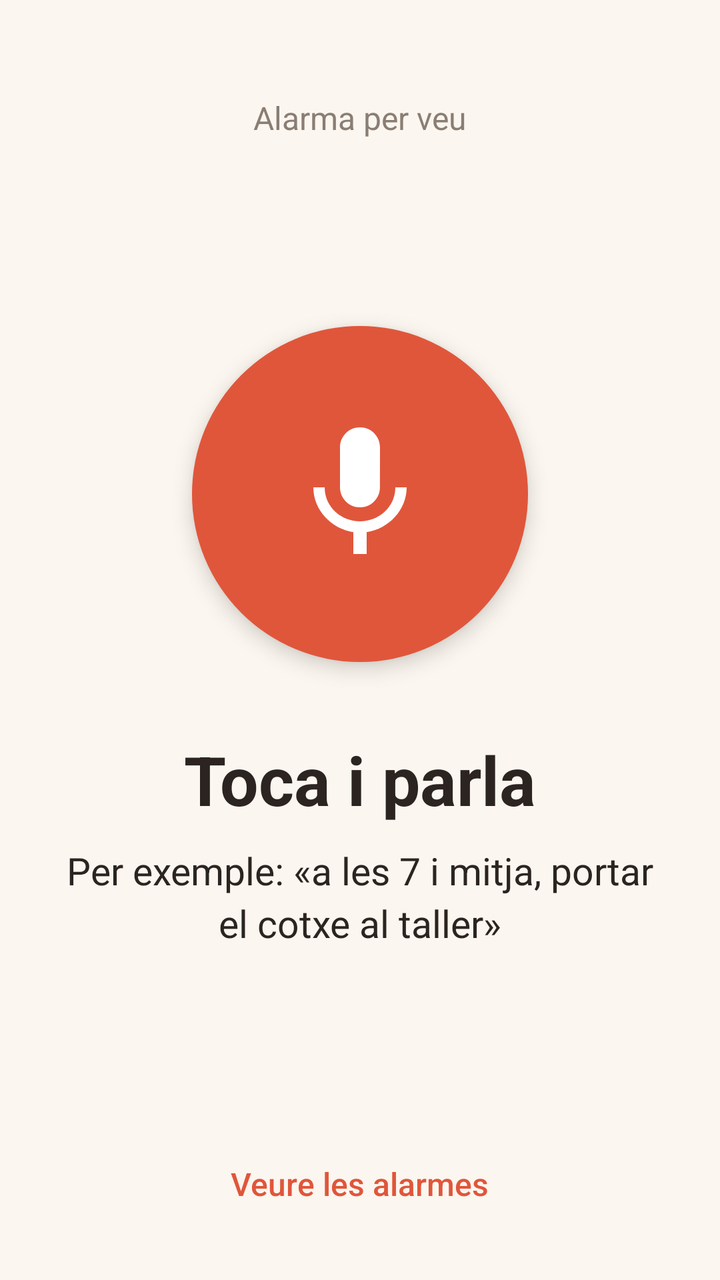
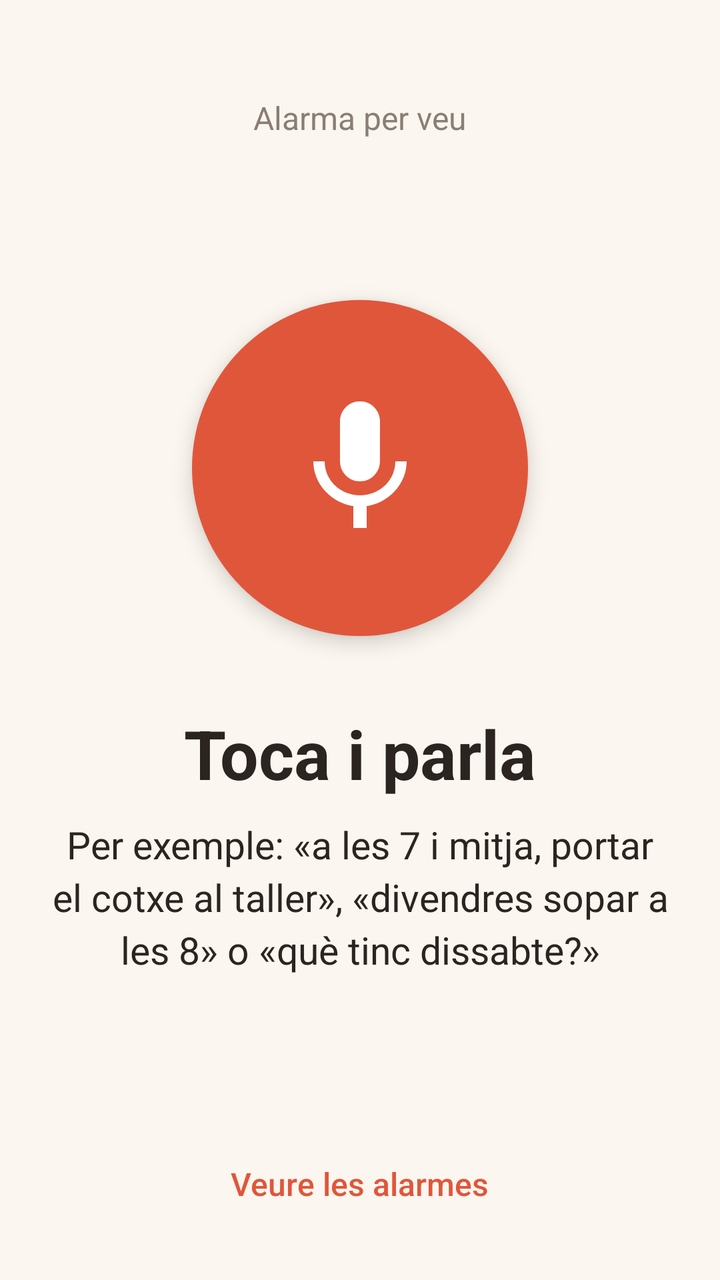

Compare the two renders of this Android layout. The source of the first and the diff that turns it into the second are given below.
<!-- AndroidManifest.xml: application theme Tema -->
<!-- res/layout/activity_main.xml -->
<?xml version="1.0" encoding="utf-8"?>
<LinearLayout xmlns:android="http://schemas.android.com/apk/res/android"
    android:layout_width="match_parent"
    android:layout_height="match_parent"
    android:background="@color/fons"
    android:gravity="center_horizontal"
    android:orientation="vertical"
    android:padding="24dp">

    <TextView
        android:layout_width="wrap_content"
        android:layout_height="wrap_content"
        android:layout_marginTop="24dp"
        android:text="@string/app_name"
        android:textColor="@color/text_suau"
        android:textSize="16sp" />

    <Space
        android:layout_width="0dp"
        android:layout_height="0dp"
        android:layout_weight="1" />

    <ImageButton
        android:id="@+id/boto_parla"
        android:layout_width="168dp"
        android:layout_height="168dp"
        android:background="@drawable/boto_rodo"
        android:contentDescription="@string/parla"
        android:elevation="6dp"
        android:padding="44dp"
        android:scaleType="fitCenter"
        android:src="@drawable/ic_mic" />

    <TextView
        android:id="@+id/estat"
        android:layout_width="match_parent"
        android:layout_height="wrap_content"
        android:layout_marginTop="36dp"
        android:gravity="center"
        android:text="@string/toca_per_parlar"
        android:textColor="@color/text"
        android:textSize="34sp"
        android:textStyle="bold" />

    <TextView
        android:id="@+id/detall"
        android:layout_width="match_parent"
        android:layout_height="wrap_content"
        android:layout_marginTop="10dp"
        android:gravity="center"
        android:lineSpacingExtra="4dp"
        android:text="@string/exemple"
        android:textColor="@color/text"
        android:textSize="19sp" />

    <TextView
        android:id="@+id/escoltat"
        android:layout_width="match_parent"
        android:layout_height="wrap_content"
        android:layout_marginTop="16dp"
        android:gravity="center"
        android:textColor="@color/text_suau"
        android:textSize="14sp"
        android:visibility="gone" />

    <Space
        android:layout_width="0dp"
        android:layout_height="0dp"
        android:layout_weight="1" />

    <Button
        android:id="@+id/boto_alarmes"
        style="?android:attr/borderlessButtonStyle"
        android:layout_width="wrap_content"
        android:layout_height="wrap_content"
        android:text="@string/veure_alarmes"
        android:textAllCaps="false"
        android:textColor="@color/accent"
        android:textSize="16sp" />
</LinearLayout>
<!-- resources referenced by this layout -->
<resources>
  <color name="accent">#E0563B</color>
  <color name="fons">#FBF6EF</color>
  <color name="text">#2B2420</color>
  <color name="text_suau">#8A7E74</color>
  <!-- drawable boto_rodo (drawable) -->
  <?xml version="1.0" encoding="utf-8"?>
  <ripple xmlns:android="http://schemas.android.com/apk/res/android"
      android:color="#40FFFFFF">
      <item>
          <shape android:shape="oval">
              <solid android:color="@color/accent" />
          </shape>
      </item>
  </ripple>
  <!-- drawable ic_mic (drawable) -->
  <?xml version="1.0" encoding="utf-8"?>
  <vector xmlns:android="http://schemas.android.com/apk/res/android"
      android:width="24dp"
      android:height="24dp"
      android:viewportWidth="24"
      android:viewportHeight="24">
      <path
          android:fillColor="@color/blanc"
          android:pathData="M12,14c1.66,0 2.99,-1.34 2.99,-3L15,5c0,-1.66 -1.34,-3 -3,-3S9,3.34 9,5v6c0,1.66 1.34,3 3,3zM17.3,11c0,3 -2.54,5.1 -5.3,5.1S6.7,14 6.7,11L5,11c0,3.41 2.72,6.23 6,6.72L11,21h2v-3.28c3.28,-0.48 6,-3.3 6,-6.72h-1.7z" />
  </vector>
  <string name="app_name">Alarma per veu</string>
  <string name="exemple">Per exemple: «a les 7 i mitja, portar el cotxe al taller»</string>
  <string name="parla">Parla per posar una alarma</string>
  <string name="toca_per_parlar">Toca i parla</string>
  <string name="veure_alarmes">Veure les alarmes</string>
  <style name="Tema" parent="android:Theme.Material.Light.NoActionBar">
          <item name="android:windowBackground">@color/fons</item>
          <item name="android:statusBarColor">@color/fons</item>
          <item name="android:navigationBarColor">@color/fons</item>
          <item name="android:windowLightStatusBar">true</item>
          <item name="android:colorAccent">@color/accent</item>
      </style>
  <color name="blanc">#FFFFFF</color>
</resources>

<!-- the commit's change to res/layout/activity_main.xml (unified diff, before → after) -->
@@ -63,6 +63,39 @@
         android:textSize="14sp"
         android:visibility="gone" />
 
+    <LinearLayout
+        android:id="@+id/fila_dubte"
+        android:layout_width="match_parent"
+        android:layout_height="wrap_content"
+        android:layout_marginTop="20dp"
+        android:gravity="center"
+        android:orientation="horizontal"
+        android:visibility="gone">
+
+        <Button
+            android:id="@+id/boto_no"
+            style="?android:attr/borderlessButtonStyle"
+            android:layout_width="wrap_content"
+            android:layout_height="wrap_content"
+            android:layout_marginEnd="12dp"
+            android:text="@string/no_deixa_ho"
+            android:textAllCaps="false"
+            android:textColor="@color/text_suau"
+            android:textSize="17sp" />
+
+        <Button
+            android:id="@+id/boto_si"
+            android:layout_width="wrap_content"
+            android:layout_height="wrap_content"
+            android:background="@drawable/boto_pastilla"
+            android:paddingStart="24dp"
+            android:paddingEnd="24dp"
+            android:text="@string/apunta_igualment"
+            android:textAllCaps="false"
+            android:textColor="@color/blanc"
+            android:textSize="17sp" />
+    </LinearLayout>
+
     <Space
         android:layout_width="0dp"
         android:layout_height="0dp"
<!-- resource entries referenced after the edit -->
@@ -4,6 +4,17 @@
   <color name="fons">#FBF6EF</color>
   <color name="text">#2B2420</color>
   <color name="text_suau">#8A7E74</color>
+  <!-- drawable boto_pastilla (drawable) -->
+  <?xml version="1.0" encoding="utf-8"?>
+  <ripple xmlns:android="http://schemas.android.com/apk/res/android"
+      android:color="#40FFFFFF">
+      <item>
+          <shape android:shape="rectangle">
+              <corners android:radius="28dp" />
+              <solid android:color="@color/accent" />
+          </shape>
+      </item>
+  </ripple>
   <!-- drawable boto_rodo (drawable) -->
   <?xml version="1.0" encoding="utf-8"?>
   <ripple xmlns:android="http://schemas.android.com/apk/res/android"
@@ -26,7 +37,9 @@
           android:pathData="M12,14c1.66,0 2.99,-1.34 2.99,-3L15,5c0,-1.66 -1.34,-3 -3,-3S9,3.34 9,5v6c0,1.66 1.34,3 3,3zM17.3,11c0,3 -2.54,5.1 -5.3,5.1S6.7,14 6.7,11L5,11c0,3.41 2.72,6.23 6,6.72L11,21h2v-3.28c3.28,-0.48 6,-3.3 6,-6.72h-1.7z" />
   </vector>
   <string name="app_name">Alarma per veu</string>
-  <string name="exemple">Per exemple: «a les 7 i mitja, portar el cotxe al taller»</string>
+  <string name="apunta_igualment">Apunta-ho igualment</string>
+  <string name="exemple">Per exemple: «a les 7 i mitja, portar el cotxe al taller», «divendres sopar a les 8» o «què tinc dissabte?»</string>
+  <string name="no_deixa_ho">No, deixa-ho</string>
   <string name="parla">Parla per posar una alarma</string>
   <string name="toca_per_parlar">Toca i parla</string>
   <string name="veure_alarmes">Veure les alarmes</string>
